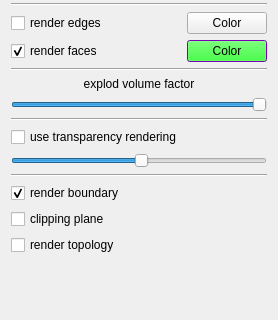
Old version of the form schnapps/plugins/volume_render/volume_render.ui in the repository cgogn/SCHNApps; both pictures show x 0 to 278 and y 91 to 411 of the 278 by 600 pixel window.
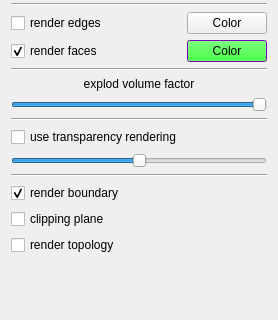
New version of the form.

The edit to the form file:
```diff
--- a/schnapps/plugins/volume_render/volume_render.ui
+++ b/schnapps/plugins/volume_render/volume_render.ui
@@ -373,7 +373,7 @@
       <number>254</number>
      </property>
      <property name="value">
-      <number>130</number>
+      <number>127</number>
      </property>
      <property name="orientation">
       <enum>Qt::Horizontal</enum>
```
